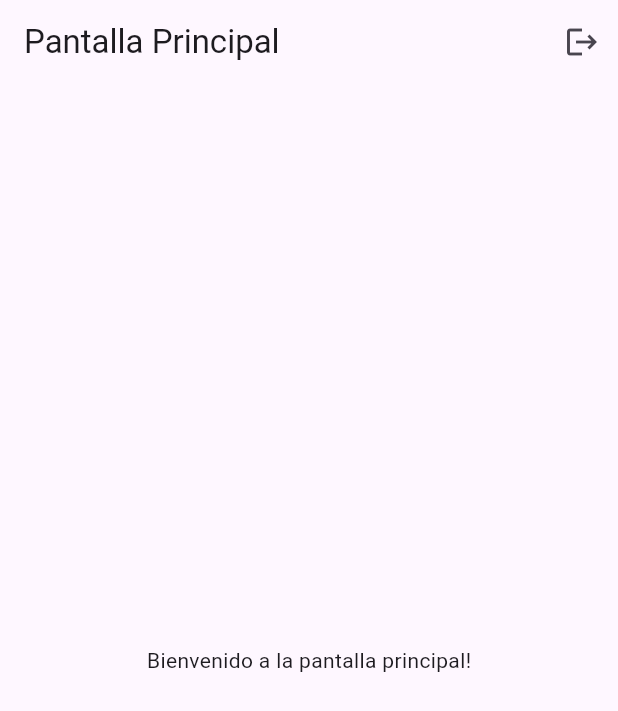
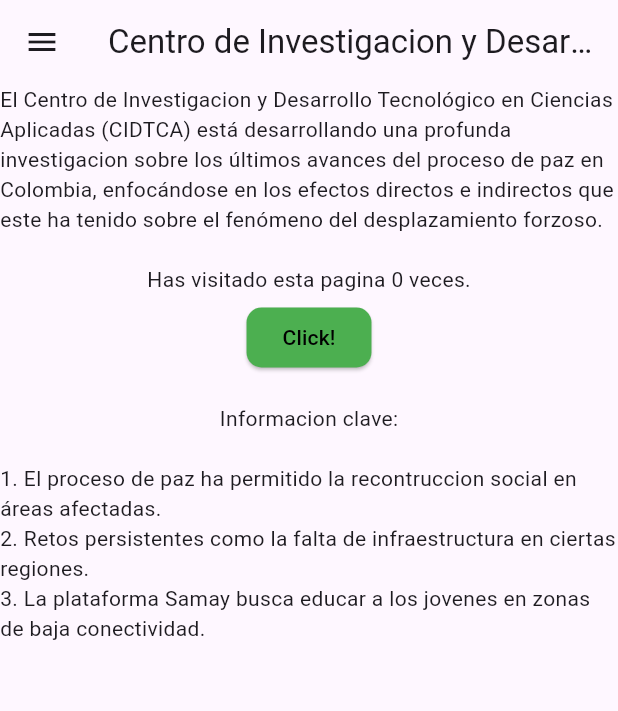
Before and after one commit to Sebastianrtro11/appFlutter, a Flutter app: the HomeScreen screen opened directly, on a phone screen of 412 x 824 dp. Shown: the top 711 px of the screen. Run offline on Flutter 3.47's test engine with Material 3 defaults, Android fonts, the phone set to English and light mode, and no system bars; our stand-ins replace cloud_firestore, firebase_auth, firebase_core; accounts and stored records are empty.

Commit message:
creacion de rutas y refactor authwraper, conte de clicks ycreacion drawer

```diff
--- a/lib/screens/carousel_screen.dart
+++ b/lib/screens/carousel_screen.dart
@@ -1,4 +1,5 @@
 import 'package:flutter/material.dart';
+import '../widgets/drawer.dart';
 
 class CarouselScreen extends StatelessWidget {
   const CarouselScreen({super.key});
@@ -7,6 +8,7 @@ class CarouselScreen extends StatelessWidget {
   Widget build(BuildContext context) {
     return Scaffold(
       appBar: AppBar(title: const Text('Pantalla Carrusel')),
+      drawer: const AppDrawer(),
       body: const Center(
         child: Text('Aquí se mostrarán las imágenes del carrusel'),
       ),
--- a/lib/screens/home_screen.dart
+++ b/lib/screens/home_screen.dart
@@ -1,17 +1,71 @@
 import 'package:flutter/material.dart';
 import '../services/auth_service.dart';
+import '../services/clickService.dart';
+import '../widgets/drawer.dart';
 import 'login_screen.dart';
 
-class HomeScreen extends StatelessWidget {
+class HomeScreen extends StatefulWidget {
   final AuthService _authService = AuthService();
+  final ClickService _clickService = ClickService();
 
   HomeScreen({super.key});
 
+  @override
+  _HomeScreenState createState() => _HomeScreenState();
+}
+
+class _HomeScreenState extends State<HomeScreen> {
+  int _clickCount = 0;
+
+  @override
+  void initState() {
+    super.initState();
+    _loadClickCount();
+  }
+
+  Future<void> _loadClickCount() async {
+    int count = await widget._clickService.getClickCount();
+    setState(() {
+      _clickCount = count;
+    });
+  }
+
+  Future<void> _incrementClick() async {
+    setState(() {
+      _clickCount += 1;
+    });
+
+    try {
+      await widget._clickService.incrementClickCount();
+    } catch (e) {
+      setState(() {
+        _clickCount -= 1;
+      });
+      showDialog(
+        context: context,
+        builder: (BuildContext context) {
+          return AlertDialog(
+            title: const Text('Error'),
+            content: const Text('Ocurrió un problema al actualizar el contador de clics. Por favor, intenta de nuevo.'),
+            actions: [
+              TextButton(
+                onPressed: () {
+                  Navigator.of(context).pop();
+                },
+                child: const Text('OK'),
+              ),
+            ],
+          );
+        },
+      );
+    }
+  }
+
   Future<void> _signOut(BuildContext context) async {
-    await _authService.signOut();
+    await widget._authService.signOut();
     Navigator.pushReplacement(
       context,
-      MaterialPageRoute(builder: (context) => LoginScreen()),
+      MaterialPageRoute(builder: (context) => const LoginScreen()),
     );
   }
 
@@ -19,16 +73,44 @@ class HomeScreen extends StatelessWidget {
   Widget build(BuildContext context) {
     return Scaffold(
       appBar: AppBar(
-        title: const Text('Pantalla Principal'),
-        actions: [
-          IconButton(
-            icon: const Icon(Icons.logout),
-            onPressed: () => _signOut(context),
-          ),
-        ],
+        title: const Text(
+            'Centro de Investigacion y Desarrollo Tecnologico (CIDTCA)'),
       ),
-      body: const Center(
-        child: Text('Bienvenido a la pantalla principal!'),
+      drawer: const AppDrawer(),
+      body: SizedBox(
+        width: 500.0,
+        child: Column(
+          children: [
+            const Text(
+                'El Centro de Investigacion y Desarrollo Tecnológico en Ciencias Aplicadas (CIDTCA) está desarrollando una profunda investigacion sobre los últimos avances del proceso de paz en Colombia, enfocándose en los efectos directos e indirectos que este ha tenido sobre el fenómeno del desplazamiento forzoso.'),
+            const SizedBox(height: 20.0),
+            Center(
+              child: Column(
+                children: [
+                  Text('Has visitado esta pagina $_clickCount veces.'),
+                  const SizedBox(height: 5.0),
+                  ElevatedButton(
+                    onPressed: _incrementClick,
+                    child: const Text('Click!'),
+                    style: ElevatedButton.styleFrom(
+                      backgroundColor: Colors.green,
+                      foregroundColor: Colors.black,
+                      shape: RoundedRectangleBorder(
+                        borderRadius: BorderRadius.circular(10),
+                      ),
+                    ),
+                  ),
+                ],
+              ),
+            ),
+            const SizedBox(height: 20.0),
+            const Text('Informacion clave:'),
+            const SizedBox(height: 20.0),
+            const Text('1. El proceso de paz ha permitido la recontruccion social en áreas afectadas.'),
+            const Text('2. Retos persistentes como la falta de infraestructura en ciertas regiones.'),
+            const Text('3. La plataforma Samay busca educar a los jovenes en zonas de baja conectividad.'),
+          ],
+        ),
       ),
     );
   }
--- a/lib/screens/login_screen.dart
+++ b/lib/screens/login_screen.dart
@@ -65,11 +65,11 @@ class _LoginScreenState extends State<LoginScreen> {
   @override
   Widget build(BuildContext context) {
     return Scaffold(
-      appBar: AppBar(title: const Text('Iniciar sesión')),
       body: Padding(
         padding: const EdgeInsets.all(16.0),
         child: Column(
           children: [
+            SizedBox(height: 230.0, width: 250.0, child: Image.asset("assets/logo.jpg")),
             TextField(
               controller: _emailController,
               decoration:
--- a/lib/screens/verify_email_screen.dart
+++ b/lib/screens/verify_email_screen.dart
@@ -18,12 +18,12 @@ class _VerifyEmailScreenState extends State<VerifyEmailScreen> {
   @override
   void initState() {
     super.initState();
-    widget.user.sendEmailVerification(); // Enviar email de verificación
+    widget.user.sendEmailVerification();
     checkEmailVerified();
   }
 
   Future<void> checkEmailVerified() async {
-    await widget.user.reload(); // Recargar el estado del usuario
+    await widget.user.reload();
     setState(() {
       isEmailVerified = widget.user.emailVerified;
     });
--- a/lib/utils/app_routes.dart
+++ b/lib/utils/app_routes.dart
@@ -0,0 +1,16 @@
+import 'package:flutter/material.dart';
+import '../screens/home_screen.dart';
+import '../screens/carousel_screen.dart';
+import '../screens/login_screen.dart';
+
+class AppRoutes {
+  static const String home = '/home';
+  static const String carousel = '/carousel';
+  static const String login = '/login';
+
+  static Map<String, WidgetBuilder> routes = {
+    home: (context) => HomeScreen(),
+    carousel: (context) => CarouselScreen(),
+    login: (context) => LoginScreen(),
+  };
+}
--- a/pubspec.yaml
+++ b/pubspec.yaml
@@ -11,6 +11,7 @@ dependencies:
     sdk: flutter
   firebase_core: ^3.7.0
   firebase_auth: ^5.3.2
+  cloud_firestore: ^5.5.0
 
 dev_dependencies:
   flutter_test:
@@ -19,3 +20,5 @@ dev_dependencies:
 
 flutter:
   uses-material-design: true
+  assets:
+    - assets/logo.jpg
```
Also changed, not shown: lib/main.dart (+9 -2 lines), lib/services/clickService.dart (added, +33 -0 lines), lib/utils/auth_wrapper.dart (+7 -5 lines), lib/widgets/drawer.dart (added, +57 -0 lines), assets/logo.jpg (added), lib/widgets/custom_button_1.dart (deleted), pubspec.lock, 3 other files.
